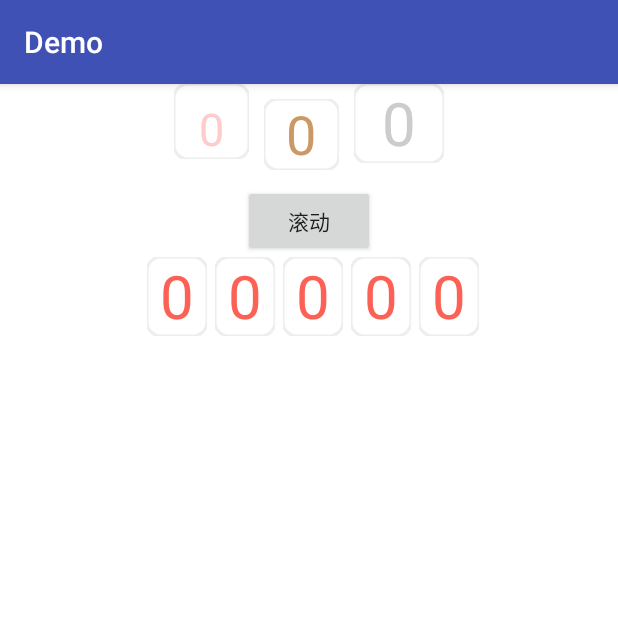
After one commit to genius-ye/Demos, an Android app: the AutoScrollViewActivity screen opened directly, with no data from a screen before it, on a phone screen of 412 x 824 dp, the top half of it. The commit adds this screen. Run offline under Robolectric (Android 15) with nearby library versions, the phone set to English and light mode, and no system bars.

Commit message:
增加自动滚动数字

```diff
--- a/app/src/main/java/com/genius/MainActivity.java
+++ b/app/src/main/java/com/genius/MainActivity.java
@@ -14,6 +14,7 @@ import com.genius.views.drawfontview.DrawFrontActivity;
 import com.genius.views.expandrecyclerview.ExpandRecyclerviewActivity;
 import com.genius.views.horizontalcenterrecyclerview.RecyclerviewActivity;
 import com.genius.views.piechartview.PieChartActivity;
+import com.genius.views.scrollnumberview.AutoScrollViewActivity;
 import com.google.zxing.activity.CaptureActivity;
 
 import java.util.ArrayList;
@@ -116,6 +117,19 @@ public class MainActivity extends AppCompatActivity {
             mBeans.add(bean);
         }
 
+        {
+            Bean bean = new Bean();
+            bean.setTitle("滚动的数字");
+            bean.setOnClick(new Bean.OnClick() {
+                @Override
+                public void onClick() {
+                    Intent intent = new Intent(mContext, AutoScrollViewActivity.class);
+                    startActivity(intent);
+                }
+            });
+            mBeans.add(bean);
+        }
+
         initRecyclerview();
 
     }
--- /dev/null
+++ b/app/src/main/java/com/genius/utils/DisplayUtils.java
@@ -0,0 +1,19 @@
+package com.genius.utils;
+
+import android.content.Context;
+
+/**
+ * Created by Salmon on 2016/4/22 0022.
+ */
+public class DisplayUtils {
+
+    public static int dip2px(Context context, float dip) {
+        final float density = context.getResources().getDisplayMetrics().density;
+        return (int) (dip * density + 0.5);
+    }
+
+    public static int px2dip(Context context, float px) {
+        final float density = context.getResources().getDisplayMetrics().density;
+        return (int) (px / density + 0.5f);
+    }
+}
--- /dev/null
+++ b/app/src/main/java/com/genius/views/scrollnumberview/AutoScrollNumView.java
@@ -0,0 +1,219 @@
+package com.genius.views.scrollnumberview;
+
+import android.animation.Animator;
+import android.animation.AnimatorListenerAdapter;
+import android.animation.ValueAnimator;
+import android.content.Context;
+import android.content.res.TypedArray;
+import android.graphics.Canvas;
+import android.graphics.Color;
+import android.graphics.Paint;
+import android.graphics.RectF;
+import android.util.AttributeSet;
+import android.view.View;
+
+import com.genius.R;
+import com.genius.utils.DisplayUtils;
+
+
+/**
+ * 上下滚动的数字
+ * Created by geniusye
+ */
+public class AutoScrollNumView extends View {
+    private static final int DEFAULT_COLOR = Color.BLACK;
+    private static final int DEFAULT_TEXT_SIZE = 16;
+    private int mColor = DEFAULT_COLOR;
+    private int mTextSize = DEFAULT_TEXT_SIZE;
+    private int mOffset = 0;
+    private int mWid = 0;
+    private int mHei = 0;
+    private Paint mPaint;
+    private int mRequiredWid = 0;
+    private int mRequiredHei = 0;
+    private float mBaseLine;
+    private int mCurrentNum = 0;
+    private boolean isPlaying = false;
+    /**
+     * 动画
+     */
+    private ValueAnimator anim;
+    /**
+     * 动画播放时间
+     */
+    private long duration = 1000;
+
+    /**
+     * 数字外框
+     */
+    private RectF mRectF;
+    private Paint rectPaint;
+    /**
+     * 外框圆角大小
+     */
+    private int rectRadius = 14;
+    /**
+     * 外框边线的宽度
+     */
+    private int rectStrokeWidth = 3;
+
+    public AutoScrollNumView(Context context) {
+        super(context);
+
+        init(context, null);
+    }
+
+    public AutoScrollNumView(Context context, AttributeSet attrs) {
+        super(context, attrs);
+
+        init(context, attrs);
+    }
+
+    private void init(Context context, AttributeSet attrs) {
+        mPaint = new Paint(Paint.ANTI_ALIAS_FLAG);
+
+        if (attrs != null) {
+            TypedArray ta = context.obtainStyledAttributes(attrs, R.styleable.AutoScrollNumView);
+            if (ta != null) {
+                mColor = ta.getColor(R.styleable.AutoScrollNumView_autoscrollnumviewTextColor, Color.BLACK);
+                mTextSize = ta.getDimensionPixelSize(R.styleable.AutoScrollNumView_autoscrollnumviewTextSize, DEFAULT_TEXT_SIZE);
+
+                ta.recycle();
+            }
+        }
+
+        setTextSize(mTextSize);
+        setTextColor(mColor);
+//        initRectf();
+    }
+
+    /**
+     * 初始化外框
+     */
+    private void initRectf()
+    {
+        mRectF = new RectF(0,0,mWid,mHei);
+        rectPaint = new Paint();
+        rectPaint.setColor(Color.parseColor("#eeeeee"));
+        rectPaint.setStyle(Paint.Style.STROKE);
+        rectPaint.setAntiAlias(true);// 设置画笔的锯齿效果
+        rectPaint.setStrokeWidth(rectStrokeWidth);
+    }
+
+    @Override
+    protected void onDraw(Canvas canvas) {
+        for (int i = 0; i < 10; i++) {
+            canvas.drawText(String.valueOf(i), (mWid - mRequiredWid) / 2,
+                    mHei * i + (mHei-mBaseLine*2/3) - mOffset, mPaint);
+        }
+
+        canvas.drawRoundRect(mRectF,rectRadius,rectRadius,rectPaint);
+    }
+
+    private void calRequireSize() {
+        Paint.FontMetrics fm = mPaint.getFontMetrics();
+
+        mRequiredWid = (int) mPaint.measureText("0");
+        mRequiredHei = (int) (fm.bottom - fm.top);
+
+        //  canvas.drawText()其中一个参数为baseLine,如果设置为试图的高度，则会截掉部分
+        //  如小写字母p中的下吧吗部分，就属于baseLine以下的部分
+        //  故需要计算baseLine的高度，公式参考如下
+        //  http://www.sjsjw.com/kf_mobile/article/9_31376_30207.asp
+        mBaseLine = (fm.bottom - fm.top) / 2 - fm.descent;
+    }
+
+    @Override
+    protected void onSizeChanged(int w, int h, int oldw, int oldh) {
+        super.onSizeChanged(w, h, oldw, oldh);
+        mWid = w;
+        mHei = h;
+        initRectf();
+    }
+
+    @Override
+    protected void onMeasure(int widthMeasureSpec, int heightMeasureSpec) {
+        setMeasuredDimension(measure(widthMeasureSpec, true), measure(heightMeasureSpec, false));
+    }
+
+    private int measure(int measureSpec, boolean isWidSpec) {
+        int mode = MeasureSpec.getMode(measureSpec);
+        int size = MeasureSpec.getSize(measureSpec);
+
+        int requireSize = isWidSpec ? mRequiredWid : mRequiredHei;
+
+        if (!(mode == MeasureSpec.EXACTLY && size > requireSize))
+            size = requireSize;
+
+        return size;
+    }
+
+    public void startAnim(int startNum,int targetNum) {
+        if (targetNum < 0) {
+            targetNum = 0;
+        } else if (targetNum > 9) {
+            targetNum = 9;
+        }
+        mCurrentNum = targetNum;
+
+        if(anim!=null)
+        {
+            anim.cancel();
+        }
+
+        anim = ValueAnimator.ofInt(startNum*mHei, targetNum * mHei);
+        anim.setDuration(duration);
+        anim.addUpdateListener(new ValueAnimator.AnimatorUpdateListener() {
+            @Override
+            public void onAnimationUpdate(ValueAnimator animation) {
+                mOffset = (int) animation.getAnimatedValue();
+                invalidate();
+            }
+        });
+        anim.addListener(new AnimatorListenerAdapter() {
+            @Override
+            public void onAnimationEnd(Animator animation) {
+                isPlaying = false;
+            }
+        });
+        anim.start();
+        isPlaying = true;
+    }
+
+    public void setTextColor(int color) {
+        mColor = color;
+        mPaint.setColor(mColor);
+
+        invalidate();
+    }
+
+    public void setTextSize(int size) {
+        if (size < 0) {
+            return;
+        }
+        mTextSize = size;
+        int pxSize = DisplayUtils.dip2px(getContext(), mTextSize);
+        mPaint.setTextSize(pxSize);
+
+        calRequireSize();
+        requestLayout();
+        mOffset = mCurrentNum * mHei;
+        invalidate();
+    }
+
+    /**
+     *
+     * @param duration 动画播放时间（单位：毫秒）
+     */
+    public void setDuration(final long duration) {
+        this.duration = duration;
+    }
+
+    public void setRectRadius(final int rectRadius) {
+        this.rectRadius = rectRadius;
+    }
+
+    public void setRectStrokeWidth(final int rectStrokeWidth) {
+        this.rectStrokeWidth = rectStrokeWidth;
+    }
+}
--- /dev/null
+++ b/app/src/main/java/com/genius/views/scrollnumberview/AutoScrollViewActivity.java
@@ -0,0 +1,71 @@
+package com.genius.views.scrollnumberview;
+
+import android.graphics.Color;
+import android.support.v7.app.AppCompatActivity;
+import android.os.Bundle;
+import android.view.View;
+import android.widget.LinearLayout;
+
+import com.genius.R;
+import com.genius.utils.DisplayUtils;
+
+import java.util.ArrayList;
+import java.util.List;
+
+public class AutoScrollViewActivity extends AppCompatActivity {
+    private AutoScrollNumView autoscrolltextview1;
+    private AutoScrollNumView autoscrolltextview2;
+    private AutoScrollNumView autoscrolltextview3;
+
+    private LinearLayout linear_num;
+    private List<AutoScrollNumView> mAutoScrollNumViews;
+    @Override
+    protected void onCreate(Bundle savedInstanceState) {
+        super.onCreate(savedInstanceState);
+        setContentView(R.layout.activity_auto_scroll_view);
+
+        autoscrolltextview1 = findViewById(R.id.autoscrolltextview1);
+        autoscrolltextview2 = findViewById(R.id.autoscrolltextview2);
+        autoscrolltextview3 = findViewById(R.id.autoscrolltextview3);
+
+        linear_num = findViewById(R.id.linear_num);
+        mAutoScrollNumViews = new ArrayList<>();
+
+        initData();
+
+        for (int i = 0; i < 5; i++) {
+            AutoScrollNumView autoScrollNumView = new AutoScrollNumView(this);
+            autoScrollNumView.setTextSize(40);
+            LinearLayout.LayoutParams params = new LinearLayout.LayoutParams(DisplayUtils.dip2px(this,40),DisplayUtils.dip2px(this,50));
+            params.leftMargin = DisplayUtils.dip2px(this,5);
+            autoScrollNumView.setLayoutParams(params);
+            autoScrollNumView.setTextColor(Color.parseColor("#FFFC6156"));
+            autoScrollNumView.setDuration(1000+i*100);
+            mAutoScrollNumViews.add(autoScrollNumView);
+            linear_num.addView(autoScrollNumView);
+        }
+
+
+        findViewById(R.id.btn_start).setOnClickListener(new View.OnClickListener() {
+            @Override
+            public void onClick(final View v) {
+                initData();
+                for (int i = 0; i < mAutoScrollNumViews.size(); i++) {
+                 mAutoScrollNumViews.get(i).startAnim(0,9);
+                }
+            }
+        });
+    }
+
+    private void initData() {
+        autoscrolltextview1.startAnim(0,9);
+        autoscrolltextview2.startAnim(8,1);
+        autoscrolltextview3.startAnim(3,7);
+        autoscrolltextview1.setDuration(1000);
+        autoscrolltextview2.setDuration(2000);
+        autoscrolltextview3.setDuration(4000);
+
+        autoscrolltextview3.setTextSize(40);
+
+    }
+}
--- /dev/null
+++ b/app/src/main/res/layout/activity_auto_scroll_view.xml
@@ -0,0 +1,55 @@
+<?xml version="1.0" encoding="utf-8"?>
+<LinearLayout
+    xmlns:android="http://schemas.android.com/apk/res/android"
+    xmlns:app="http://schemas.android.com/apk/res-auto"
+    xmlns:tools="http://schemas.android.com/tools"
+    android:layout_width="match_parent"
+    android:layout_height="match_parent"
+    android:orientation="vertical"
+    android:gravity="center_horizontal"
+    android:background="#ffffff"
+    tools:context=".views.scrollnumberview.AutoScrollViewActivity">
+
+    <LinearLayout
+        android:layout_width="wrap_content"
+        android:layout_height="wrap_content"
+        android:orientation="horizontal">
+
+        <com.genius.views.scrollnumberview.AutoScrollNumView
+            android:id="@+id/autoscrolltextview1"
+            android:layout_width="50dp"
+            android:layout_height="50dp"
+            app:autoscrollnumviewTextSize="20sp"
+            app:autoscrollnumviewTextColor="#FFCCCC"
+            />
+
+        <com.genius.views.scrollnumberview.AutoScrollNumView
+            android:id="@+id/autoscrolltextview2"
+            android:layout_width="50dp"
+            app:autoscrollnumviewTextSize="24sp"
+            app:autoscrollnumviewTextColor="#CC9966"
+            android:layout_margin="10dp"
+            android:layout_height="wrap_content"/>
+
+        <com.genius.views.scrollnumberview.AutoScrollNumView
+            android:id="@+id/autoscrolltextview3"
+            android:layout_width="60dp"
+            app:autoscrollnumviewTextSize="28sp"
+            app:autoscrollnumviewTextColor="#CCCCCC"
+            android:layout_height="wrap_content"/>
+    </LinearLayout>
+
+    <Button
+        android:id="@+id/btn_start"
+        android:layout_width="wrap_content"
+        android:layout_height="wrap_content"
+        android:text="滚动"/>
+
+    <LinearLayout
+        android:id="@+id/linear_num"
+        android:layout_width="wrap_content"
+        android:layout_height="wrap_content"
+        android:orientation="horizontal">
+
+    </LinearLayout>
+</LinearLayout>
--- /dev/null
+++ b/app/src/main/res/values/attr.xml
@@ -0,0 +1,8 @@
+<?xml version="1.0" encoding="utf-8"?>
+<resources>
+    <declare-styleable name="AutoScrollNumView">
+        <attr name="autoscrollnumviewTextColor" format="color"/>
+        <attr name="autoscrollnumviewTextSize" format="dimension"/>
+    </declare-styleable>
+
+</resources>
```
Also changed, not shown: app/src/main/AndroidManifest.xml (+10 -8 lines).
